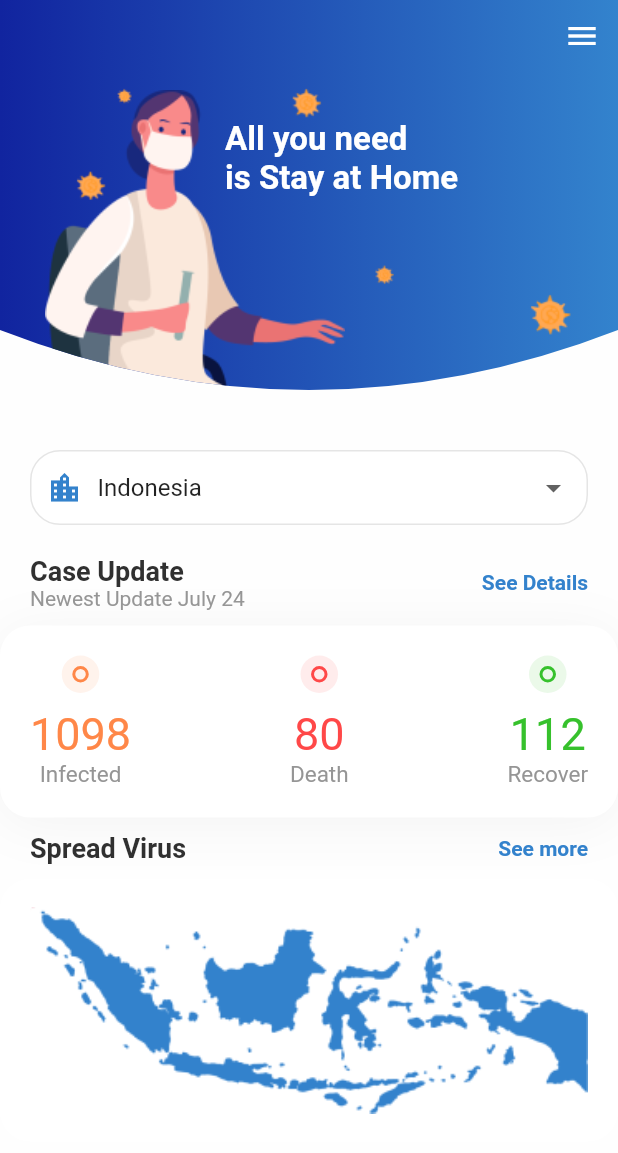
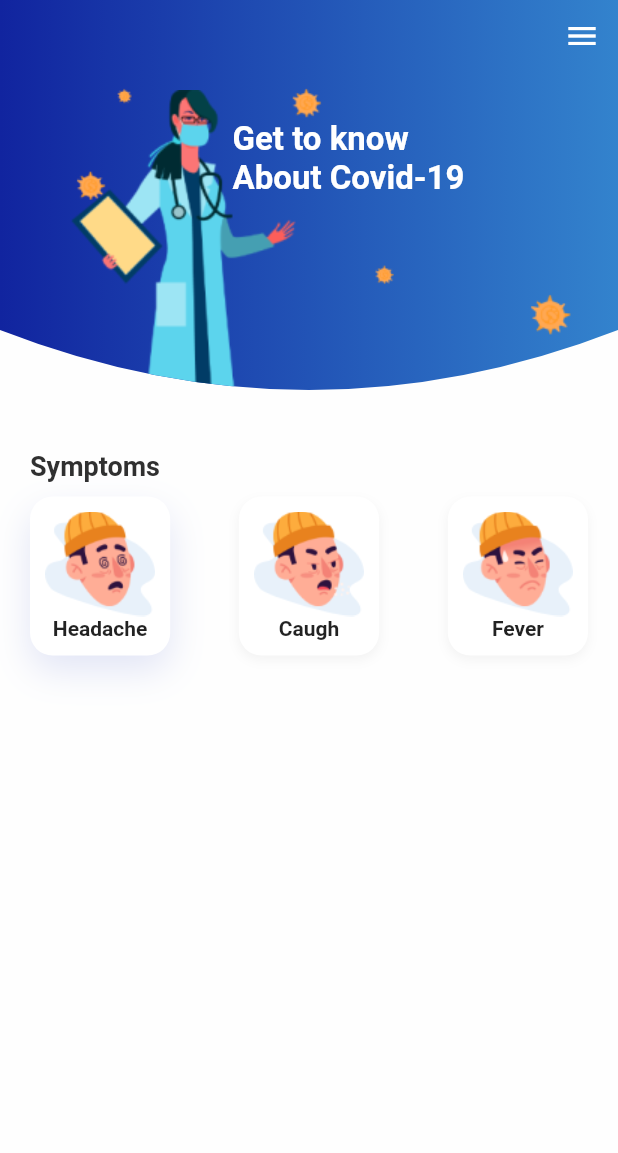
Before and after one commit to Apryn/covid_19, a Flutter app: the screen it shows after launch, on a phone screen of 412 x 824 dp. Shown: the top 1153 px of the screen. Run offline on Flutter 3.47's test engine with Material 2 defaults, Android fonts, the phone set to English and light mode, and no system bars; Roboto replaces fonts that are missing (Poppins).

Commit message:
Progress in InfoScreen

```diff
--- a/lib/main.dart
+++ b/lib/main.dart
@@ -1,3 +1,4 @@
+import 'package:covid_19/screen/Info/info_screen.dart';
 import 'package:covid_19/screen/home/home_screen.dart';
 import 'package:covid_19/theme.dart';
 import 'package:flutter/material.dart';
@@ -17,7 +18,7 @@ class MyApp extends StatelessWidget {
           scaffoldBackgroundColor: kBackgroundColor,
           textTheme:
               const TextTheme(bodyText1: TextStyle(color: kBodyTextColor))),
-      home: const HomeScreen(),
+      home: const InfoScreen(),
     );
   }
 }
--- /dev/null
+++ b/lib/screen/Info/components/symtom_card.dart
@@ -0,0 +1,44 @@
+import 'package:covid_19/theme.dart';
+import 'package:flutter/material.dart';
+
+class SymtomCard extends StatelessWidget {
+  const SymtomCard(
+      {Key? key,
+      required this.image,
+      required this.title,
+      this.isActive = false})
+      : super(key: key);
+  final String image, title;
+  final bool isActive;
+
+  @override
+  Widget build(BuildContext context) {
+    return Container(
+      padding: const EdgeInsets.all(10),
+      decoration: BoxDecoration(
+          borderRadius: BorderRadius.circular(15),
+          color: Colors.white,
+          boxShadow: [
+            isActive
+                ? BoxShadow(
+                    offset: const Offset(0, 10),
+                    blurRadius: 20,
+                    color: kActiveShadowColor)
+                : BoxShadow(
+                    offset: Offset(0, 3), blurRadius: 6, color: kShadowColor)
+          ]),
+      child: Column(
+        children: [
+          Image.asset(
+            image,
+            height: 70,
+          ),
+          Text(
+            title,
+            style: const TextStyle(fontWeight: FontWeight.w600),
+          )
+        ],
+      ),
+    );
+  }
+}
--- /dev/null
+++ b/lib/screen/Info/info_screen.dart
@@ -0,0 +1,58 @@
+import 'package:covid_19/screen/home/components/headerwithimage.dart';
+import 'package:covid_19/theme.dart';
+import 'package:flutter/material.dart';
+
+import 'components/symtom_card.dart';
+
+class InfoScreen extends StatelessWidget {
+  const InfoScreen({Key? key}) : super(key: key);
+
+  @override
+  Widget build(BuildContext context) {
+    return Scaffold(
+      body: SafeArea(
+        child: Column(
+          children: [
+            const HeaderwithImage(
+                image: "assets/images/coronadr.png",
+                toptext: "Get to know",
+                bottomtext: "About Covid-19"),
+            Padding(
+              padding: const EdgeInsets.symmetric(horizontal: 20),
+              child: Column(
+                crossAxisAlignment: CrossAxisAlignment.start,
+                children: [
+                  const Text(
+                    "Symptoms",
+                    style: kTitleTextstyle,
+                  ),
+                  const SizedBox(
+                    height: 10,
+                  ),
+                  Row(
+                    mainAxisAlignment: MainAxisAlignment.spaceBetween,
+                    children: const[
+                      SymtomCard(
+                        image: "assets/images/headache.png",
+                        title: "Headache",
+                        isActive: true,
+                      ),
+                      SymtomCard(
+                        image: "assets/images/caugh.png",
+                        title: "Caugh",
+                      ),
+                      SymtomCard(
+                        image: "assets/images/fever.png",
+                        title: "Fever",
+                      ),
+                    ],
+                  ),
+                ],
+              ),
+            )
+          ],
+        ),
+      ),
+    );
+  }
+}
--- a/lib/screen/home/components/headerwithimage.dart
+++ b/lib/screen/home/components/headerwithimage.dart
@@ -5,7 +5,13 @@ import 'myclipper.dart';
 class HeaderwithImage extends StatelessWidget {
   const HeaderwithImage({
     Key? key,
+    required this.image,
+    required this.toptext,
+    required this.bottomtext,
   }) : super(key: key);
+  final String image;
+  final String toptext;
+  final String bottomtext;
 
   @override
   Widget build(BuildContext context) {
@@ -39,16 +45,16 @@ class HeaderwithImage extends StatelessWidget {
             child: Stack(
               children: [
                 Image.asset(
-                  "assets/images/Drcorona.png",
+                  image,
                   width: 200,
                   fit: BoxFit.fitWidth,
                   alignment: Alignment.topCenter,
                 ),
                 Positioned(
                     top: 20,
-                    left: 120,
+                    left: 125,
                     child: Text(
-                      "All you need \nis Stay at Home",
+                      "$toptext \n$bottomtext",
                       style: kHeadingTextStyle.copyWith(color: Colors.white),
                     )),
                 Container()
--- a/lib/screen/home/home_screen.dart
+++ b/lib/screen/home/home_screen.dart
@@ -12,7 +12,11 @@ class HomeScreen extends StatelessWidget {
       body: SafeArea(
         child: SingleChildScrollView(
           child: Column(children: [
-            const HeaderwithImage(),
+            const HeaderwithImage(
+              image: "assets/images/Drcorona.png",
+              toptext: "All you need",
+              bottomtext: "is Stay at Home",
+            ),
             Padding(
               padding: const EdgeInsets.symmetric(horizontal: 20),
               child: Container(
```
